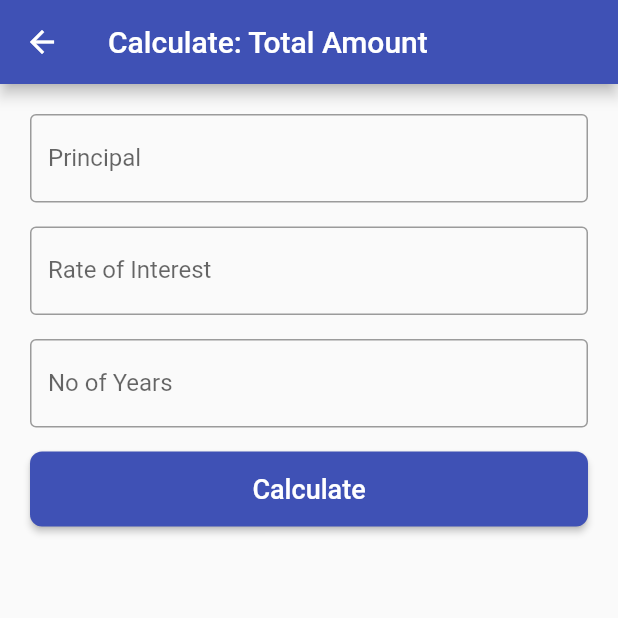
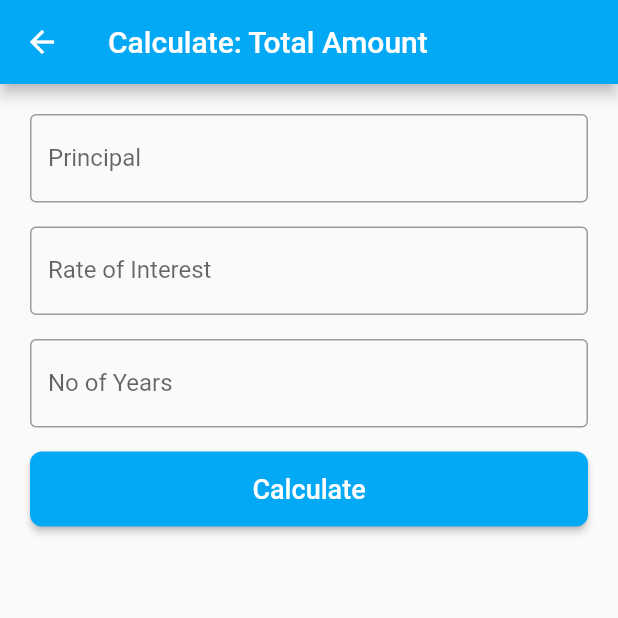
Before and after one commit to skavinvarnan/cic-flutter, a Flutter app: the screen it shows after launch, after a tap on "Total Amount Calculator", on a phone screen of 412 x 824 dp, the top half of it. Run offline on Flutter 3.47's test engine with Material 2 defaults, Android fonts, the phone set to English and light mode, and no system bars.

Commit message:
Updating color to blue

```diff
--- a/lib/main.dart
+++ b/lib/main.dart
@@ -10,7 +10,7 @@ class MyApp extends StatelessWidget {
     return MaterialApp(
       title: 'Flutter Demo',
       theme: ThemeData(
-        primarySwatch: Colors.indigo,
+        primarySwatch: Colors.lightBlue,
       ),
       home: LandingScreen(title: 'Compound Interest Calculator'),
     );
--- a/lib/screens/calculate/calculate_screen.dart
+++ b/lib/screens/calculate/calculate_screen.dart
@@ -23,7 +23,11 @@ class _CalculateScreenState extends State<CalculateScreen> {
   Widget build(BuildContext context) {
     return Scaffold(
       appBar: AppBar(
-        title: Text(this.getTitle()),
+        title: Text(
+          this.getTitle(),
+          style: TextStyle(color: Colors.white),
+        ),
+        iconTheme: IconThemeData(color: Colors.white),
       ),
       body: GestureDetector(
         onTap: () {
@@ -55,7 +59,7 @@ class _CalculateScreenState extends State<CalculateScreen> {
                       shape: RoundedRectangleBorder(
                         borderRadius: BorderRadius.circular(8.0),
                       ),
-                      color: Colors.indigo,
+                      color: Colors.lightBlue,
                       onPressed: () {
                         this.answer = getAnswer(
                           widget.page,
--- a/lib/screens/landing/landing_screen.dart
+++ b/lib/screens/landing/landing_screen.dart
@@ -10,7 +10,10 @@ class LandingScreen extends StatelessWidget {
   Widget build(BuildContext context) {
     return Scaffold(
       appBar: AppBar(
-        title: Text(this.title),
+        title: Text(
+          this.title,
+          style: TextStyle(color: Colors.white),
+        ),
       ),
       body: Center(
         child: ListView(
@@ -19,7 +22,7 @@ class LandingScreen extends StatelessWidget {
             LandingButton(
               title: "Total Amount Calculator",
               subTitle: "with Principal, ROI and No of Years",
-              bgColor: Colors.indigo.shade600,
+              bgColor: Colors.lightBlue.shade600,
               onPressed: () {
                 openNextScreen(context, Page.ta);
               },
@@ -27,7 +30,7 @@ class LandingScreen extends StatelessWidget {
             LandingButton(
               title: "ROI Calculator",
               subTitle: "with Principal, No of Years and Total Amount",
-              bgColor: Colors.indigo.shade600,
+              bgColor: Colors.lightBlue.shade600,
               onPressed: () {
                 openNextScreen(context, Page.roi);
               },
@@ -35,7 +38,7 @@ class LandingScreen extends StatelessWidget {
             LandingButton(
               title: "Time Period Calculator",
               subTitle: "with Principal, ROI and Total Amount",
-              bgColor: Colors.indigo.shade600,
+              bgColor: Colors.lightBlue.shade600,
               onPressed: () {
                 openNextScreen(context, Page.noy);
               },
@@ -43,7 +46,7 @@ class LandingScreen extends StatelessWidget {
             LandingButton(
               title: "Principal Calculator",
               subTitle: "with ROI, No of Years and Total Amount",
-              bgColor: Colors.indigo.shade600,
+              bgColor: Colors.lightBlue.shade600,
               onPressed: () {
                 openNextScreen(context, Page.principal);
               },
--- a/lib/screens/landing/widgets/landing_screen_widgets.dart
+++ b/lib/screens/landing/widgets/landing_screen_widgets.dart
@@ -21,7 +21,11 @@ class LandingButton extends StatelessWidget {
         padding: EdgeInsets.all(0.0),
         child: Container(
           decoration: BoxDecoration(
-            color: this.bgColor,
+            gradient: LinearGradient(
+              colors: [Colors.lightBlue.shade600, Colors.lightBlue.shade800],
+              begin: Alignment.bottomRight,
+              end: Alignment.topLeft,
+            ),
             borderRadius: BorderRadius.all(Radius.circular(16.0)),
           ),
           width: double.infinity,
```
